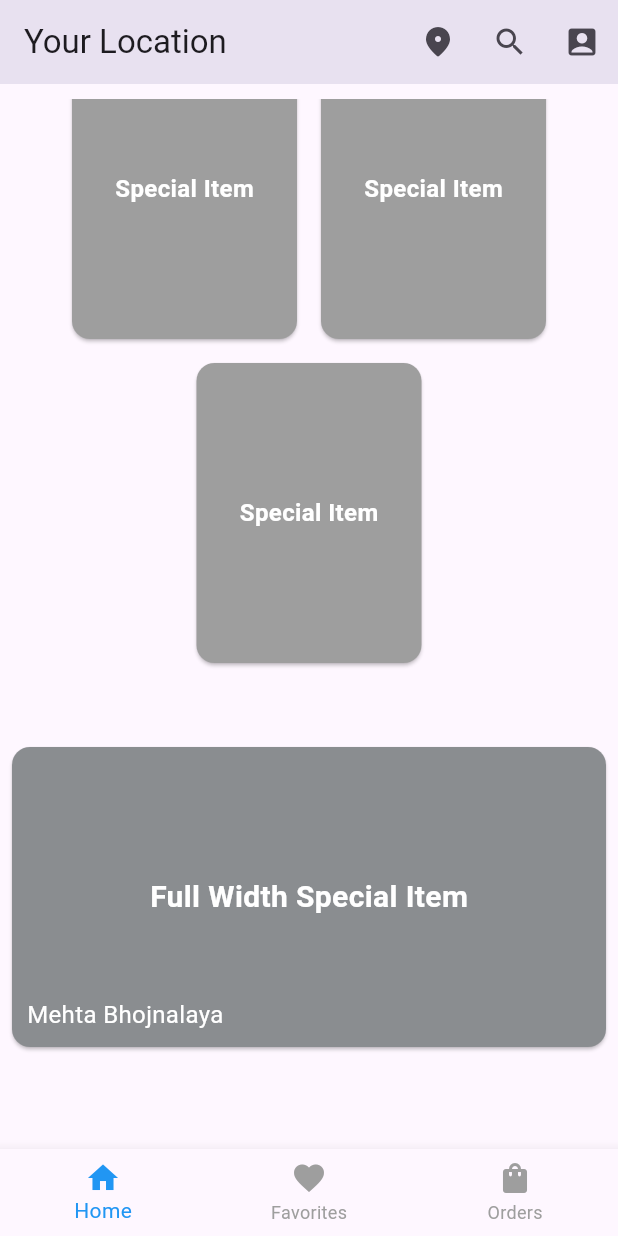
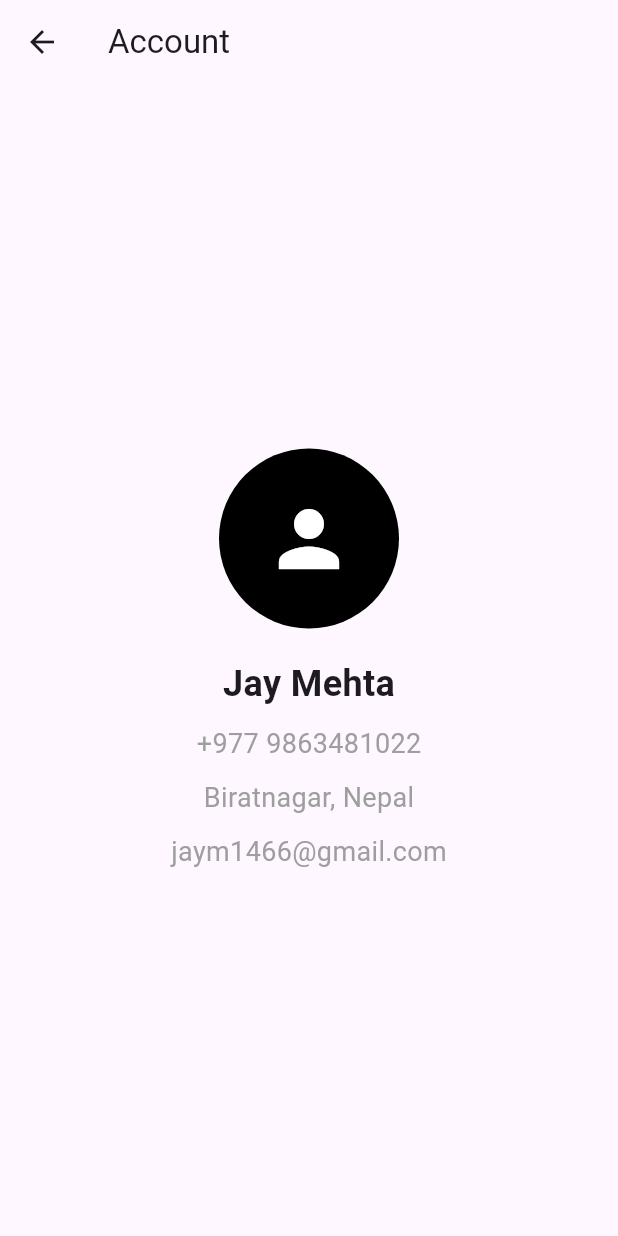
Before and after one commit to BitsJayMehta173/Bhog, a Flutter app: the screen it shows after launch, scrolled down 462 dp, after a tap on the "account box" icon, on a phone screen of 412 x 824 dp. Run offline on Flutter 3.47's test engine with Material 3 defaults, Android fonts, the phone set to English and light mode, and no system bars; our stand-ins replace carousel_slider.

Commit message:
frontend complete except drawer

```diff
--- a/lib/main.dart
+++ b/lib/main.dart
@@ -3,7 +3,10 @@ import 'package:khau/components/circle_images.dart';
 import 'package:khau/components/carousel_slider_widget.dart';
 import 'package:khau/components/special_card.dart';
 import 'package:khau/components/full_width_card.dart';
-import 'package:khau/pages/fav.dart'; // Import the FullWidthCard component
+import 'package:khau/pages/fav.dart';
+import 'package:khau/pages/orders.dart';
+import 'package:khau/pages/search.dart';
+import 'package:khau/pages/user.dart'; // Import the Orders component
 
 void main() {
   runApp(const MainApp());
@@ -53,13 +56,19 @@ class _MainScreenState extends State<MainScreen> {
           IconButton(
             icon: const Icon(Icons.search),
             onPressed: () {
-              // Add functionality here
+              Navigator.push(
+                context,
+                MaterialPageRoute(builder: (context) => const SearchPage()),
+              );
             },
           ),
           IconButton(
             icon: const Icon(Icons.account_box),
             onPressed: () {
-              // Add functionality here
+              Navigator.push(
+                context,
+                MaterialPageRoute(builder: (context) => const AccountPage()),
+              );
             },
           ),
         ],
@@ -111,7 +120,7 @@ class _MainScreenState extends State<MainScreen> {
                 const SizedBox(height: 20),
                 FullWidthCard(
                   height: 200,
-                  title: 'Full Width Special Item', // Pass title to FullWidthCard
+                  title: 'Full Width Special Item',
                 ),
                 const SizedBox(height: 60), // Space for future content
               ] else if (_selectedIndex == 1) ...[
@@ -121,16 +130,30 @@ class _MainScreenState extends State<MainScreen> {
                 const CircleImages(),
                 FavoritesScreen(),
                 FavoritesScreen(),
-
-                // const SizedBox(height: 20),
               ] else if (_selectedIndex == 2) ...[
-                const Center(child: Text('Orders')),
+                Orders(),
+                Orders(),
+                Orders(),
+                Orders(),
                 const SizedBox(height: 20),
               ],
             ],
           ),
         ),
       ),
+      floatingActionButton: _selectedIndex ==
+              2 // Check if Orders tab is selected
+          ? FloatingActionButton(
+              onPressed: () {
+                // Define what happens when the button is pressed
+                ScaffoldMessenger.of(context).showSnackBar(
+                  SnackBar(content: Text('Add Order Button Pressed')),
+                );
+              },
+              child: const Icon(Icons.add), // The icon displayed on the button
+              tooltip: 'Add Order', // Tooltip for accessibility
+            )
+          : null, // No FAB for other tabs
       bottomNavigationBar: BottomNavigationBar(
         items: const <BottomNavigationBarItem>[
           BottomNavigationBarItem(
@@ -148,7 +171,7 @@ class _MainScreenState extends State<MainScreen> {
         ],
         currentIndex: _selectedIndex, // Set the current index
         onTap: _onItemTapped, // Handle item tap
-        selectedItemColor: Colors.blue,
+        selectedItemColor: Color.fromARGB(255, 248, 55, 55),
         unselectedItemColor: Colors.grey,
       ),
     );
--- /dev/null
+++ b/lib/pages/user.dart
@@ -0,0 +1,69 @@
+import 'package:flutter/material.dart';
+
+class AccountPage extends StatelessWidget {
+  const AccountPage({super.key});
+
+  @override
+  Widget build(BuildContext context) {
+    return Scaffold(
+      appBar: AppBar(
+        title: const Text('Account'),
+      ),
+      body: Center(
+        child: Padding(
+          padding: const EdgeInsets.all(16.0),
+          child: Column(
+            mainAxisAlignment: MainAxisAlignment.center, // Center vertically
+            crossAxisAlignment: CrossAxisAlignment.center, // Center horizontally
+            children: [
+              // Avatar with black background
+              CircleAvatar(
+                radius: 60,
+                backgroundColor: Colors.black, // Black background color
+                child: const Icon(
+                  Icons.person, // Optional icon inside avatar
+                  size: 60,
+                  color: Colors.white, // White icon color
+                ),
+              ),
+              const SizedBox(height: 20),
+
+              // Name
+              const Text(
+                'Jay Mehta',
+                style: TextStyle(fontSize: 24, fontWeight: FontWeight.bold),
+              ),
+              const SizedBox(height: 10),
+
+              // Phone Number
+              const Text(
+                '+977 9863481022',
+                style: TextStyle(fontSize: 18, color: Colors.grey),
+              ),
+              const SizedBox(height: 10),
+
+              // Location
+              const Text(
+                'Biratnagar, Nepal',
+                style: TextStyle(fontSize: 18, color: Colors.grey),
+              ),
+              const SizedBox(height: 10),
+
+              // Email
+              const Text(
+                'jaym1466@gmail.com',
+                style: TextStyle(fontSize: 18, color: Colors.grey),
+              ),
+            ],
+          ),
+        ),
+      ),
+    );
+  }
+}
+
+void main() {
+  runApp(const MaterialApp(
+    home: AccountPage(),
+  ));
+}
```
Also changed, not shown: lib/components/orderitem.dart (added, +44 -0 lines), lib/pages/orders.dart (added, +16 -0 lines), lib/pages/search.dart (added, +89 -0 lines).
